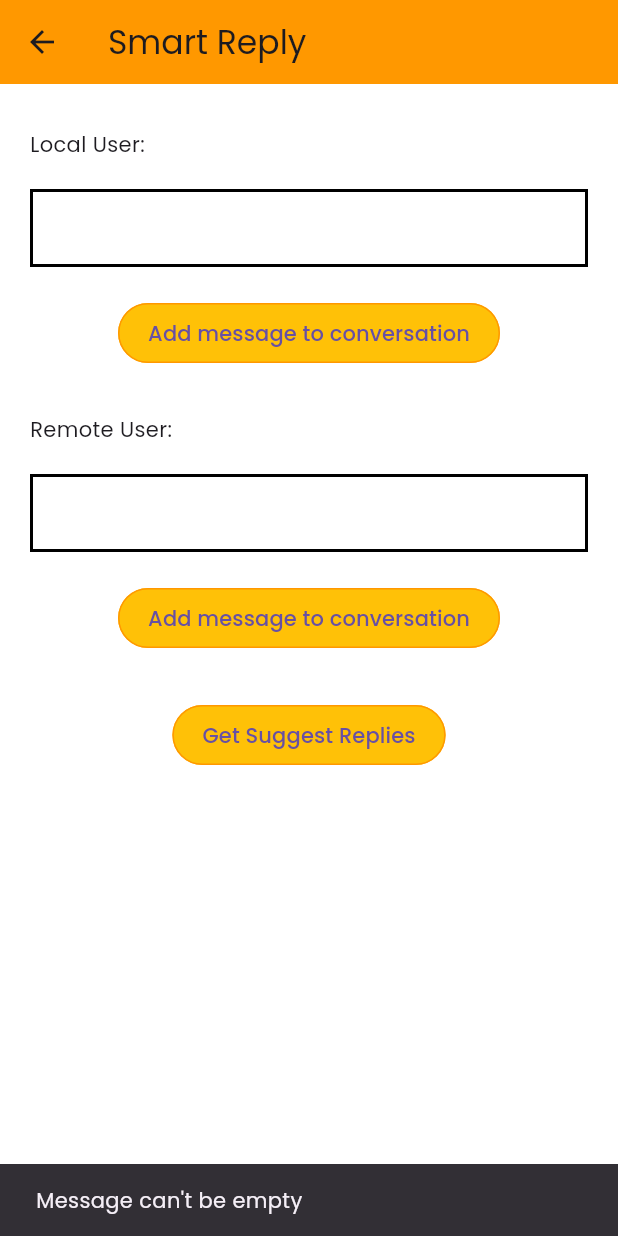
After one commit to NimanthaSupun/machine-Learning-model-with-Flutter, a Flutter app: the SmartReplyPage screen opened directly, after a tap on "Add message to conversation", on a phone screen of 412 x 824 dp. The commit adds this screen. Run offline on Flutter 3.47's test engine with Material 3 defaults, Android fonts, the light colour scheme and no system bars; our stand-ins replace firebase_core, google_fonts, image_picker; missing offline and left inert: google_mlkit_smart_reply, google_mlkit_text_recognition; accounts and stored records are empty.

Commit message:
Add document scanner and smart reply features with necessary dependencies

```diff
--- /dev/null
+++ b/lib/screens/document_scanner_view.dart
@@ -0,0 +1,10 @@
+import 'package:flutter/material.dart';
+
+class DocumentScannerPage extends StatelessWidget {
+  const DocumentScannerPage({super.key});
+
+  @override
+  Widget build(BuildContext context) {
+    return const Placeholder();
+  }
+}
--- a/lib/screens/home_screen.dart
+++ b/lib/screens/home_screen.dart
@@ -2,6 +2,7 @@ import 'package:flutter/material.dart';
 import 'package:flutter/services.dart';
 import 'package:google_mlkit_text_recognition/google_mlkit_text_recognition.dart';
 import 'package:image_picker/image_picker.dart';
+import 'package:textml/screens/document_scanner_view.dart';
 import 'package:textml/widgets/image_preview.dart';
 
 class HomeScreen extends StatefulWidget {
@@ -130,6 +131,22 @@ class _HomeScreenState extends State<HomeScreen> {
   @override
   Widget build(BuildContext context) {
     return Scaffold(
+      floatingActionButton: Row(
+        mainAxisAlignment: MainAxisAlignment.end,
+        children: [
+          FloatingActionButton(
+            onPressed: () {
+              Navigator.push(
+                context,
+                MaterialPageRoute(
+                  builder: (context) =>   DocumentScannerPage(),
+                ),
+              );
+            },
+            child: const Icon(Icons.message),
+          ),
+        ],
+      ),
       appBar: AppBar(
         title: const Text("ML Text Recogition"),
       ),
--- /dev/null
+++ b/lib/screens/smart_reply_page.dart
@@ -0,0 +1,141 @@
+
+import 'package:flutter/material.dart';
+import 'package:google_mlkit_smart_reply/google_mlkit_smart_reply.dart';
+
+class SmartReplyPage extends StatefulWidget {
+  @override
+  State<SmartReplyPage> createState() => _SmartReplyPageState();
+}
+
+class _SmartReplyPageState extends State<SmartReplyPage> {
+  final _localUserController = TextEditingController();
+  final _remoteUserController = TextEditingController();
+  SmartReplySuggestionResult? _suggestions;
+
+  final SmartReply _smartReply = SmartReply();
+
+  @override
+  void dispose() {
+    _smartReply.close();
+    super.dispose();
+  }
+
+  @override
+  Widget build(BuildContext context) {
+    return SafeArea(
+      child: Scaffold(
+        appBar: AppBar(
+          title: const Text('Smart Reply'),
+        ),
+        body: GestureDetector(
+          onTap: () {
+            FocusScope.of(context).unfocus();
+          },
+          child: Padding(
+            padding: const EdgeInsets.symmetric(horizontal: 20),
+            child: ListView(
+              children: [
+                SizedBox(height: 30),
+                Text('Local User:'),
+                Padding(
+                  padding: const EdgeInsets.symmetric(vertical: 20),
+                  child: Container(
+                    padding: EdgeInsets.symmetric(horizontal: 20),
+                    decoration: BoxDecoration(
+                        border: Border.all(
+                      width: 2,
+                    )),
+                    child: TextField(
+                      controller: _localUserController,
+                      decoration: InputDecoration(border: InputBorder.none),
+                      maxLines: null,
+                    ),
+                  ),
+                ),
+                Center(
+                  child: ElevatedButton(
+                      onPressed: () => _addMessage(_localUserController, true),
+                      child: Text('Add message to conversation')),
+                ),
+                SizedBox(height: 30),
+                Text('Remote User:'),
+                Padding(
+                  padding: const EdgeInsets.symmetric(vertical: 20),
+                  child: Container(
+                    padding: EdgeInsets.symmetric(horizontal: 20),
+                    decoration: BoxDecoration(
+                        border: Border.all(
+                      width: 2,
+                    )),
+                    child: TextField(
+                      controller: _remoteUserController,
+                      decoration: InputDecoration(border: InputBorder.none),
+                      maxLines: null,
+                    ),
+                  ),
+                ),
+                Center(
+                  child: ElevatedButton(
+                      onPressed: () =>
+                          _addMessage(_remoteUserController, false),
+                      child: Text('Add message to conversation')),
+                ),
+                SizedBox(height: 30),
+                Row(
+                    mainAxisAlignment: MainAxisAlignment.spaceEvenly,
+                    children: [
+                      if (_smartReply.conversation.isNotEmpty)
+                        ElevatedButton(
+                            onPressed: () {
+                              _smartReply.clearConversation();
+                              setState(() {
+                                _suggestions = null;
+                              });
+                            },
+                            child: Text('Clear conversation')),
+                      ElevatedButton(
+                          onPressed: _suggestReplies,
+                          child: Text('Get Suggest Replies')),
+                    ]),
+                SizedBox(height: 30),
+                if (_suggestions != null)
+                  Text('Status: ${_suggestions!.status.name}'),
+                if (_suggestions != null &&
+                    _suggestions!.suggestions.isNotEmpty)
+                  for (final suggestion in _suggestions!.suggestions)
+                    Text('\t $suggestion'),
+              ],
+            ),
+          ),
+        ),
+      ),
+    );
+  }
+
+  void _addMessage(TextEditingController controller, bool localUser) {
+    FocusScope.of(context).unfocus();
+    if (controller.text.isNotEmpty) {
+      if (localUser) {
+        _smartReply.addMessageToConversationFromLocalUser(
+            controller.text, DateTime.now().millisecondsSinceEpoch);
+      } else {
+        _smartReply.addMessageToConversationFromRemoteUser(
+            controller.text, DateTime.now().millisecondsSinceEpoch, 'userZ');
+      }
+      controller.text = '';
+      ScaffoldMessenger.of(context).showSnackBar(
+          SnackBar(content: Text('Message added to the conversation')));
+    } else {
+      ScaffoldMessenger.of(context)
+          .showSnackBar(SnackBar(content: Text('Message can\'t be empty')));
+    }
+  }
+
+  Future<void> _suggestReplies() async {
+    FocusScope.of(context).unfocus();
+    final result = await _smartReply.suggestReplies();
+    setState(() {
+      _suggestions = result;
+    });
+  }
+}
--- a/pubspec.yaml
+++ b/pubspec.yaml
@@ -42,6 +42,11 @@ dependencies:
   firebase_auth: ^5.3.3
   cloud_firestore: ^5.5.0
   google_fonts: ^6.2.1
+  google_mlkit_entity_extraction: ^0.14.0
+  google_mlkit_smart_reply: ^0.12.0
+  google_mlkit_document_scanner: ^0.3.0
+  google_ml_kit: ^0.19.0
+
 
 dev_dependencies:
   flutter_test:
```
Also changed, not shown: pubspec.lock, 1 other file.
